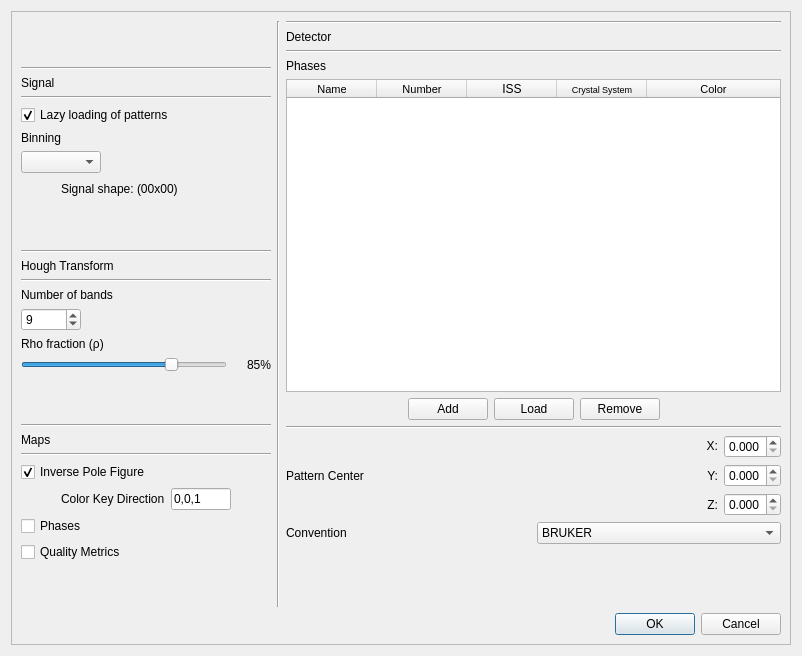
First picture: the form in ui/hi_setup.ui, repository EBSP-Indexer/EBSP-Indexer, before the edit.
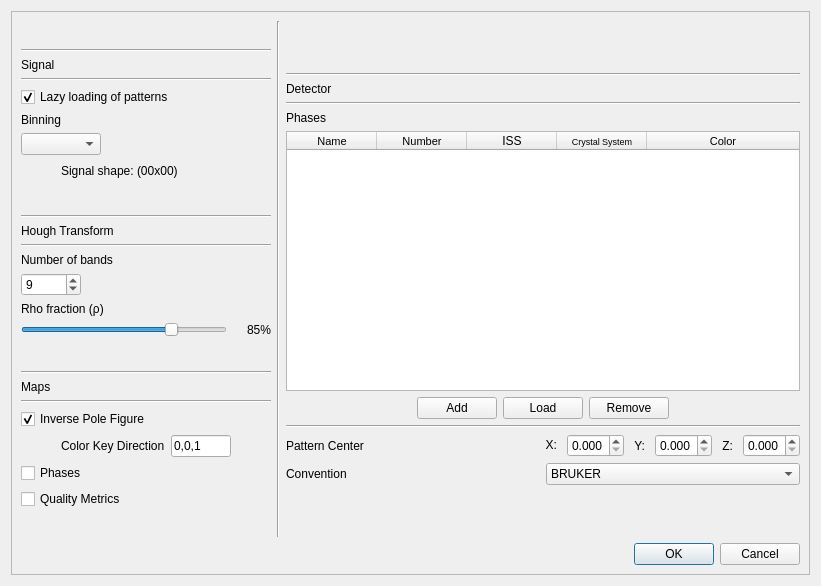
Second picture: the form after the edit.

```diff
--- a/ui/hi_setup.ui
+++ b/ui/hi_setup.ui
@@ -6,8 +6,8 @@
    <rect>
     <x>0</x>
     <y>0</y>
-    <width>802</width>
-    <height>656</height>
+    <width>821</width>
+    <height>586</height>
    </rect>
   </property>
   <property name="windowTitle">
@@ -431,7 +431,20 @@
        </layout>
       </item>
       <item row="2" column="3">
-       <layout class="QVBoxLayout" name="verticalLayout_2" stretch="0,0,0,0,5,0,0,0,0,1">
+       <layout class="QVBoxLayout" name="verticalLayout_2" stretch="1,0,0,0,0,5,0,0,0,0,1">
+        <item>
+         <spacer name="verticalSpacer_6">
+          <property name="orientation">
+           <enum>Qt::Vertical</enum>
+          </property>
+          <property name="sizeHint" stdset="0">
+           <size>
+            <width>20</width>
+            <height>40</height>
+           </size>
+          </property>
+         </spacer>
+        </item>
         <item>
          <widget class="Line" name="line_4">
           <property name="orientation">
@@ -613,8 +626,50 @@
          </widget>
         </item>
         <item>
-         <layout class="QGridLayout" name="gridLayout_2">
-          <item row="0" column="3">
+         <layout class="QHBoxLayout" name="horizontalLayout_4">
+          <property name="spacing">
+           <number>10</number>
+          </property>
+          <item>
+           <widget class="QLabel" name="label_2">
+            <property name="text">
+             <string>Pattern Center</string>
+            </property>
+            <property name="alignment">
+             <set>Qt::AlignLeading|Qt::AlignLeft|Qt::AlignVCenter</set>
+            </property>
+           </widget>
+          </item>
+          <item>
+           <spacer name="horizontalSpacer_4">
+            <property name="orientation">
+             <enum>Qt::Horizontal</enum>
+            </property>
+            <property name="sizeHint" stdset="0">
+             <size>
+              <width>40</width>
+              <height>20</height>
+             </size>
+            </property>
+           </spacer>
+          </item>
+          <item>
+           <widget class="QLabel" name="label_3">
+            <property name="maximumSize">
+             <size>
+              <width>16777215</width>
+              <height>20</height>
+             </size>
+            </property>
+            <property name="text">
+             <string>X:</string>
+            </property>
+            <property name="alignment">
+             <set>Qt::AlignRight|Qt::AlignTrailing|Qt::AlignVCenter</set>
+            </property>
+           </widget>
+          </item>
+          <item>
            <widget class="QDoubleSpinBox" name="patternCenterX">
             <property name="decimals">
              <number>3</number>
@@ -627,36 +682,7 @@
             </property>
            </widget>
           </item>
-          <item row="1" column="3">
-           <widget class="QDoubleSpinBox" name="patternCenterY">
-            <property name="decimals">
-             <number>3</number>
-            </property>
-            <property name="maximum">
-             <double>1.000000000000000</double>
-            </property>
-            <property name="singleStep">
-             <double>0.001000000000000</double>
-            </property>
-           </widget>
-          </item>
-          <item row="2" column="3">
-           <widget class="QDoubleSpinBox" name="patternCenterZ">
-            <property name="prefix">
-             <string/>
-            </property>
-            <property name="decimals">
-             <number>3</number>
-            </property>
-            <property name="maximum">
-             <double>3.000000000000000</double>
-            </property>
-            <property name="singleStep">
-             <double>0.001000000000000</double>
-            </property>
-           </widget>
-          </item>
-          <item row="1" column="2">
+          <item>
            <widget class="QLabel" name="label_4">
             <property name="layoutDirection">
              <enum>Qt::LeftToRight</enum>
@@ -669,7 +695,20 @@
             </property>
            </widget>
           </item>
-          <item row="2" column="2">
+          <item>
+           <widget class="QDoubleSpinBox" name="patternCenterY">
+            <property name="decimals">
+             <number>3</number>
+            </property>
+            <property name="maximum">
+             <double>1.000000000000000</double>
+            </property>
+            <property name="singleStep">
+             <double>0.001000000000000</double>
+            </property>
+           </widget>
+          </item>
+          <item>
            <widget class="QLabel" name="label_5">
             <property name="text">
              <string>Z:</string>
@@ -679,42 +718,19 @@
             </property>
            </widget>
           </item>
-          <item row="0" column="2">
-           <widget class="QLabel" name="label_3">
-            <property name="maximumSize">
-             <size>
-              <width>16777215</width>
-              <height>20</height>
-             </size>
+          <item>
+           <widget class="QDoubleSpinBox" name="patternCenterZ">
+            <property name="prefix">
+             <string/>
             </property>
-            <property name="text">
-             <string>X:</string>
+            <property name="decimals">
+             <number>3</number>
             </property>
-            <property name="alignment">
-             <set>Qt::AlignRight|Qt::AlignTrailing|Qt::AlignVCenter</set>
+            <property name="maximum">
+             <double>3.000000000000000</double>
             </property>
-           </widget>
-          </item>
-          <item row="1" column="1">
-           <spacer name="horizontalSpacer_4">
-            <property name="orientation">
-             <enum>Qt::Horizontal</enum>
-            </property>
-            <property name="sizeHint" stdset="0">
-             <size>
-              <width>40</width>
-              <height>20</height>
-             </size>
-            </property>
-           </spacer>
-          </item>
-          <item row="1" column="0">
-           <widget class="QLabel" name="label_2">
-            <property name="text">
-             <string>Pattern Center</string>
-            </property>
-            <property name="alignment">
-             <set>Qt::AlignLeading|Qt::AlignLeft|Qt::AlignVCenter</set>
+            <property name="singleStep">
+             <double>0.001000000000000</double>
             </property>
            </widget>
           </item>
```
Left out of the diff: 9 changed lines with no effect on the pictures.
